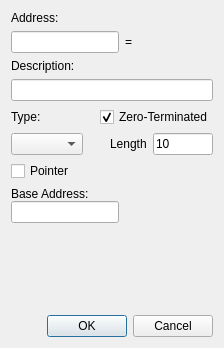
Before: the Qt Designer form GUI/AddAddressManuallyDialog.ui in korcankaraokcu/PINCE, drawn with Qt 5.
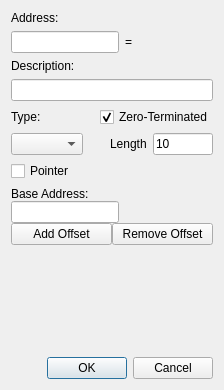
After: the same form once the commit is applied.

Commit message: Add offset support in GUI

What changed in the file:
```diff
--- a/GUI/AddAddressManuallyDialog.ui
+++ b/GUI/AddAddressManuallyDialog.ui
@@ -7,7 +7,7 @@
     <x>0</x>
     <y>0</y>
     <width>224</width>
-    <height>348</height>
+    <height>390</height>
    </rect>
   </property>
   <property name="sizePolicy">
@@ -22,12 +22,6 @@
     <height>0</height>
    </size>
   </property>
-  <property name="maximumSize">
-   <size>
-    <width>224</width>
-    <height>348</height>
-   </size>
-  </property>
   <property name="windowTitle">
    <string>Add Address Manually</string>
   </property>
@@ -95,6 +89,24 @@
           </item>
          </layout>
         </item>
+        <item>
+         <layout class="QHBoxLayout" name="horizontalLayout_5">
+          <item>
+           <widget class="QPushButton" name="addOffsetButton">
+            <property name="text">
+             <string>Add Offset</string>
+            </property>
+           </widget>
+          </item>
+          <item>
+           <widget class="QPushButton" name="removeOffsetButton">
+            <property name="text">
+             <string>Remove Offset</string>
+            </property>
+           </widget>
+          </item>
+         </layout>
+        </item>
        </layout>
       </item>
      </layout>
```
Left out of the diff: 90 changed lines with no effect on the pictures. The commit also changes 2 other files.
